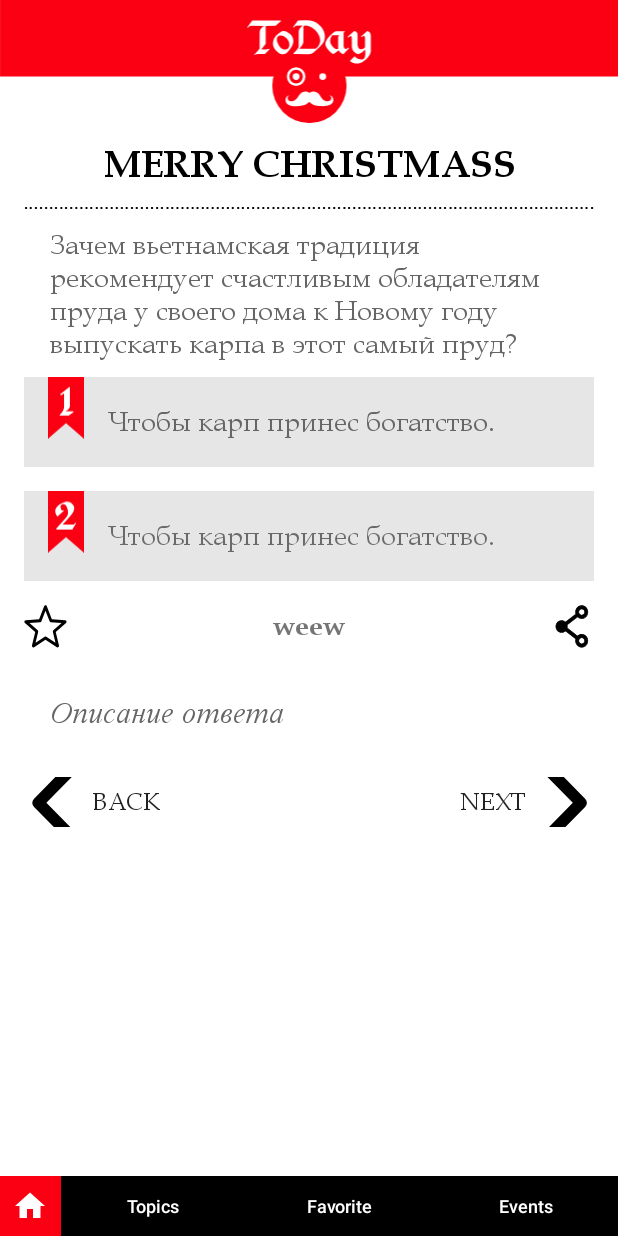
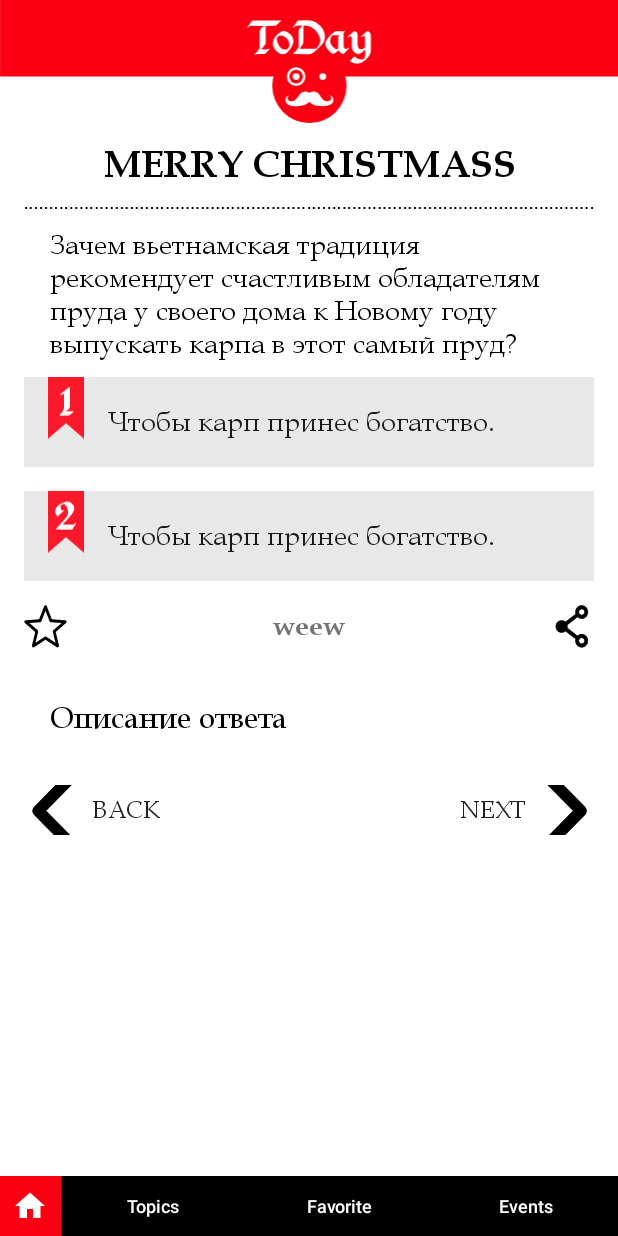
Before and after one commit to avandriets/ToDay-android, an Android app: the fragment ThemeQuestionsFragment placed in its activity, on a phone screen of 412 x 824 dp. Run offline under Robolectric (Android 15) with nearby library versions, the phone set to English and light mode, and no system bars; our stand-ins replace ButterKnife, Picasso; libraries missing offline, so code that uses them is left out: com.j256.ormlite; pictures from the network do not load; 9 statements that could not run were skipped.

```diff
--- a/app/build.gradle
+++ b/app/build.gradle
@@ -17,7 +17,7 @@ android {
         applicationId "com.gcgamecore.today"
         minSdkVersion 10
         targetSdkVersion 25
-        versionCode 4
+        versionCode 5
         versionName "1.0"
         testInstrumentationRunner "android.support.test.runner.AndroidJUnitRunner"
     }
--- a/app/src/main/java/com/gcgamecore/today/ThemeQuestionsFragment.java
+++ b/app/src/main/java/com/gcgamecore/today/ThemeQuestionsFragment.java
@@ -156,7 +156,7 @@ public class ThemeQuestionsFragment extends BaseFragment {
         question_text.setTypeface(custom_font_regular);
         one_answer_text.setTypeface(custom_font_regular);
         two_answer_text.setTypeface(custom_font_regular);
-        answerDescription.setTypeface(custom_font_times);
+        answerDescription.setTypeface(custom_font_regular);
         textFinishMessage.setTypeface(custom_font_regular);
         textResultView.setTypeface(custom_font_bold);
 
--- a/app/src/main/res/layout/theme_questions_fragment_layout.xml
+++ b/app/src/main/res/layout/theme_questions_fragment_layout.xml
@@ -60,7 +60,7 @@
                 android:paddingStart="33dp"
                 android:paddingTop="10dp"
                 android:text="Зачем вьетнамская традиция рекомендует счастливым обладателям пруда у своего дома к Новому году выпускать карпа в этот самый пруд?"
-                android:textColor="@color/ToDayColorTextGray"
+                android:textColor="@color/ToDayColorBlack"
                 android:textSize="18sp" />
 
             <RelativeLayout
@@ -95,7 +95,8 @@
                         android:minHeight="60dp"
                         android:orientation="horizontal"
                         android:paddingEnd="16dp"
-                        android:paddingStart="16dp">
+                        android:paddingStart="16dp"
+                        android:alpha="0.9">
 
                         <ImageView
                             android:id="@+id/imageAnswerOne"
@@ -114,7 +115,7 @@
                             android:layout_marginLeft="16dp"
                             android:layout_marginTop="16dp"
                             android:text="Чтобы карп принес богатство."
-                            android:textColor="@color/ToDayColorTextGray"
+                            android:textColor="@color/ToDayColorBlack"
                             android:textSize="18sp" />
                     </LinearLayout>
 
@@ -129,7 +130,8 @@
                         android:minHeight="60dp"
                         android:orientation="horizontal"
                         android:paddingEnd="16dp"
-                        android:paddingStart="16dp">
+                        android:paddingStart="16dp"
+                        android:alpha="0.9">
 
                         <ImageView
                             android:id="@+id/imageAnswerTwo"
@@ -148,7 +150,8 @@
                             android:layout_marginLeft="16dp"
                             android:layout_marginTop="16dp"
                             android:text="Чтобы карп принес богатство."
-                            android:textSize="18sp" />
+                            android:textSize="18sp"
+                            android:textColor="@color/ToDayColorBlack"/>
                     </LinearLayout>
 
                     <LinearLayout
@@ -211,7 +214,7 @@
                                 android:paddingStart="33dp"
                                 android:paddingTop="16dp"
                                 android:text="Описание ответа"
-                                android:textColor="@color/ToDayColorTextGray"
+                                android:textColor="@color/ToDayColorBlack"
                                 android:textSize="20sp" />
 
                         </LinearLayout>
```
